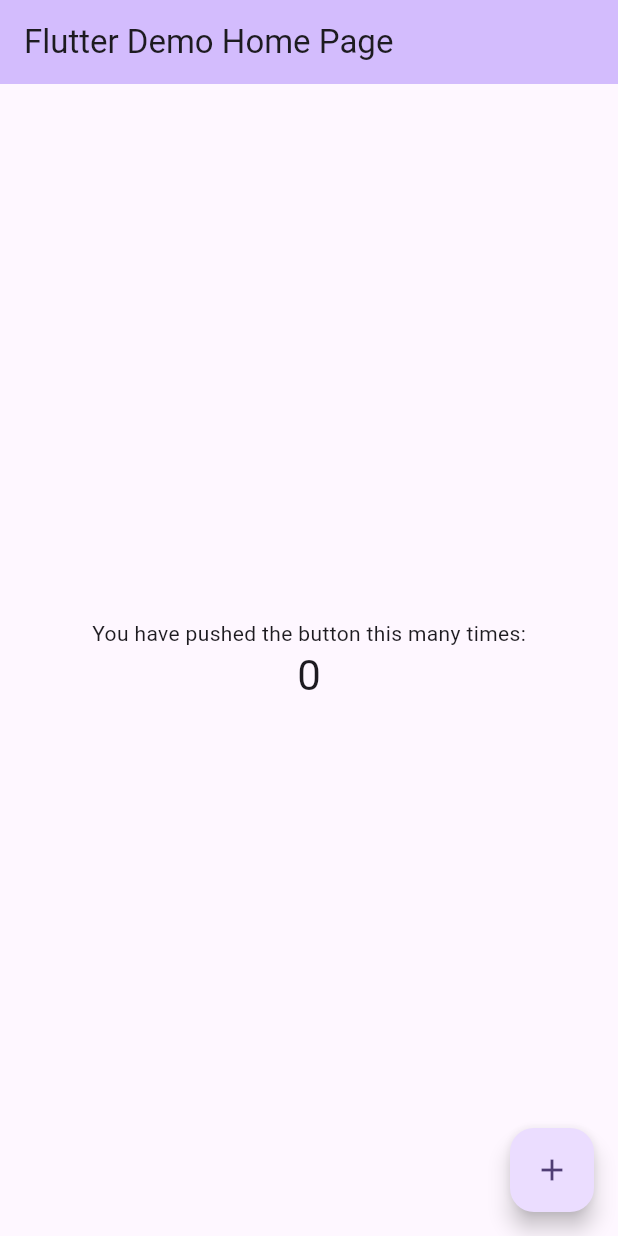
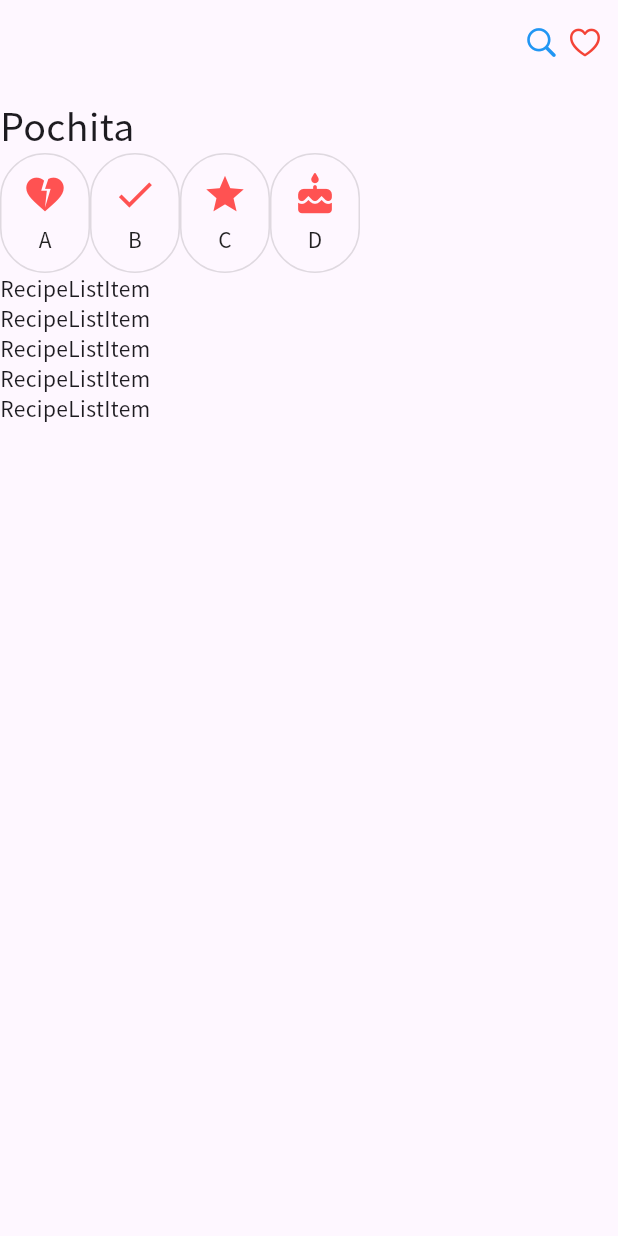
Before and after one commit to junseok1925/flutter_project, a Flutter app: the screen it shows after launch, on a phone screen of 412 x 824 dp. Run offline on Flutter 3.47's test engine with Material 3 defaults, Android fonts, the phone set to English and light mode, and no system bars.

Commit message:
feat : appbar, Icon, title, menuIcon 생성

```diff
--- a/flutter_recipe_app/lib/main.dart
+++ b/flutter_recipe_app/lib/main.dart
@@ -1,4 +1,8 @@
+import 'package:flutter/cupertino.dart';
 import 'package:flutter/material.dart';
+import 'package:flutter_recipe_app/recipe_list%20item.dart';
+import 'package:flutter_recipe_app/recipe_menu.dart';
+import 'package:flutter_recipe_app/recipe_title.dart';
 
 void main() {
   runApp(const MyApp());
@@ -11,112 +15,45 @@ class MyApp extends StatelessWidget {
   @override
   Widget build(BuildContext context) {
     return MaterialApp(
-      title: 'Flutter Demo',
-      theme: ThemeData(
-        // This is the theme of your application.
-        //
-        // TRY THIS: Try running your application with "flutter run". You'll see
-        // the application has a purple toolbar. Then, without quitting the app,
-        // try changing the seedColor in the colorScheme below to Colors.green
-        // and then invoke "hot reload" (save your changes or press the "hot
-        // reload" button in a Flutter-supported IDE, or press "r" if you used
-        // the command line to start the app).
-        //
-        // Notice that the counter didn't reset back to zero; the application
-        // state is not lost during the reload. To reset the state, use hot
-        // restart instead.
-        //
-        // This works for code too, not just values: Most code changes can be
-        // tested with just a hot reload.
-        colorScheme: ColorScheme.fromSeed(seedColor: Colors.deepPurple),
+        debugShowCheckedModeBanner: false,
+        theme: ThemeData(fontFamily: 'NotoSansKR'),
+        home: RecipePage());
+  }
+}
+
+class RecipePage extends StatelessWidget {
+  @override
+  Widget build(BuildContext context) {
+    // TODO: implement build
+    return Scaffold(
+      appBar: AppBar(
+        actions: [
+          Icon(
+            CupertinoIcons.search,
+            color: Colors.blue,
+            size: 24,
+          ),
+          SizedBox(width: 5),
+          Icon(
+            CupertinoIcons.heart,
+            color: Colors.red,
+            size: 24,
+          ),
+          SizedBox(width: 10),
+        ],
       ),
-      home: const MyHomePage(title: 'Flutter Demo Home Page'),
+      body: Column(
+        crossAxisAlignment: CrossAxisAlignment.start,
+        children: [
+          RecipeTitle(),
+          RecipeMenu(),
+          RecipeListItem(),
+          RecipeListItem(),
+          RecipeListItem(),
+          RecipeListItem(),
+          RecipeListItem(),
+        ],
+      ),
     );
   }
 }
-
-class MyHomePage extends StatefulWidget {
-  const MyHomePage({super.key, required this.title});
-
-  // This widget is the home page of your application. It is stateful, meaning
-  // that it has a State object (defined below) that contains fields that affect
-  // how it looks.
-
-  // This class is the configuration for the state. It holds the values (in this
-  // case the title) provided by the parent (in this case the App widget) and
-  // used by the build method of the State. Fields in a Widget subclass are
-  // always marked "final".
-
-  final String title;
-
-  @override
-  State<MyHomePage> createState() => _MyHomePageState();
-}
-
-class _MyHomePageState extends State<MyHomePage> {
-  int _counter = 0;
-
-  void _incrementCounter() {
-    setState(() {
-      // This call to setState tells the Flutter framework that something has
-      // changed in this State, which causes it to rerun the build method below
-      // so that the display can reflect the updated values. If we changed
-      // _counter without calling setState(), then the build method would not be
-      // called again, and so nothing would appear to happen.
-      _counter++;
-    });
-  }
-
-  @override
-  Widget build(BuildContext context) {
-    // This method is rerun every time setState is called, for instance as done
-    // by the _incrementCounter method above.
-    //
-    // The Flutter framework has been optimized to make rerunning build methods
-    // fast, so that you can just rebuild anything that needs updating rather
-    // than having to individually change instances of widgets.
-    return Scaffold(
-      appBar: AppBar(
-        // TRY THIS: Try changing the color here to a specific color (to
-        // Colors.amber, perhaps?) and trigger a hot reload to see the AppBar
-        // change color while the other colors stay the same.
-        backgroundColor: Theme.of(context).colorScheme.inversePrimary,
-        // Here we take the value from the MyHomePage object that was created by
-        // the App.build method, and use it to set our appbar title.
-        title: Text(widget.title),
-      ),
-      body: Center(
-        // Center is a layout widget. It takes a single child and positions it
-        // in the middle of the parent.
-        child: Column(
-          // Column is also a layout widget. It takes a list of children and
-          // arranges them vertically. By default, it sizes itself to fit its
-          // children horizontally, and tries to be as tall as its parent.
-          //
-          // Column has various properties to control how it sizes itself and
-          // how it positions its children. Here we use mainAxisAlignment to
-          // center the children vertically; the main axis here is the vertical
-          // axis because Columns are vertical (the cross axis would be
-          // horizontal).
-          //
-          // TRY THIS: Invoke "debug painting" (choose the "Toggle Debug Paint"
-          // action in the IDE, or press "p" in the console), to see the
-          // wireframe for each widget.
-          mainAxisAlignment: MainAxisAlignment.center,
-          children: <Widget>[
-            const Text('You have pushed the button this many times:'),
-            Text(
-              '$_counter',
-              style: Theme.of(context).textTheme.headlineMedium,
-            ),
-          ],
-        ),
-      ),
-      floatingActionButton: FloatingActionButton(
-        onPressed: _incrementCounter,
-        tooltip: 'Increment',
-        child: const Icon(Icons.add),
-      ), // This trailing comma makes auto-formatting nicer for build methods.
-    );
-  }
-}
--- /dev/null
+++ b/flutter_recipe_app/lib/recipe_list item.dart
@@ -0,0 +1,8 @@
+import 'package:flutter/material.dart';
+
+class RecipeListItem extends StatelessWidget {
+  @override
+  Widget build(BuildContext context) {
+    return Text('RecipeListItem');
+  }
+}
--- /dev/null
+++ b/flutter_recipe_app/lib/recipe_menu.dart
@@ -0,0 +1,56 @@
+import 'package:flutter/material.dart';
+
+class RecipeMenu extends StatelessWidget {
+  @override
+  Widget build(BuildContext context) {
+    return Row(
+      children: [
+        // 추출한 MenuItem 위젯을 재사용.
+        // 아이콘과 텍스트만 다르게 전달해 동일한 디자인의 다른 메뉴 생성.
+        MenuItem(icon: Icons.heart_broken, text: 'A'),
+        MenuItem(icon: Icons.check, text: 'B'),
+        MenuItem(icon: Icons.star, text: 'C'),
+        MenuItem(icon: Icons.cake_rounded, text: 'D'),
+      ],
+    );
+  }
+}
+
+// 하나의 메뉴 아이템을 표현하는 독립적인 위젯
+// StatelessWidget으로 만들어, 고정된 UI 구조를 유지하고
+// 외부에서 데이터(아이콘, 텍스트)만 전달받아 표시함
+class MenuItem extends StatelessWidget {
+  final IconData icon; // 외부에서 아이콘 데이터를 받기 위한 필드
+  final String text; // 외부에서 텍스트 데이터를 받기 위한 필드
+
+  const MenuItem({
+    super.key,
+    required this.icon, // 반드시 전달받아야 함 (required)
+    required this.text,
+  });
+
+  @override
+  Widget build(BuildContext context) {
+    return Container(
+      width: 60,
+      height: 80,
+      decoration: BoxDecoration(
+        borderRadius: BorderRadius.circular(30),
+        border: Border.all(color: Colors.black12),
+      ),
+      child: Column(
+        mainAxisAlignment: MainAxisAlignment.center,
+        children: [
+          // 전달받은 아이콘 데이터로 위젯 생성
+          Icon(icon, color: Colors.redAccent, size: 30),
+          SizedBox(height: 5),
+          // 전달받은 텍스트 데이터로 위젯 생성
+          Text(
+            text,
+            style: TextStyle(color: Colors.black87),
+          ),
+        ],
+      ),
+    );
+  }
+}
--- /dev/null
+++ b/flutter_recipe_app/lib/recipe_title.dart
@@ -0,0 +1,14 @@
+import 'package:flutter/material.dart';
+
+class RecipeTitle extends StatelessWidget {
+  @override
+  Widget build(BuildContext context) {
+    return Padding(
+      padding: const EdgeInsets.only(top: 10),
+      child: Text(
+        'Pochita',
+        style: TextStyle(fontSize: 25),
+      ),
+    );
+  }
+}
```
Also changed, not shown: flutter_recipe_app/pubspec.yaml (+30 -21 lines), flutter_recipe_app/assets/images/1.JPG (added), flutter_recipe_app/assets/images/2.JPG (added), flutter_recipe_app/assets/images/3.JPG (added), flutter_recipe_app/assets/images/4.JPG (added), flutter_recipe_app/pubspec.lock (added), 16 other files.
